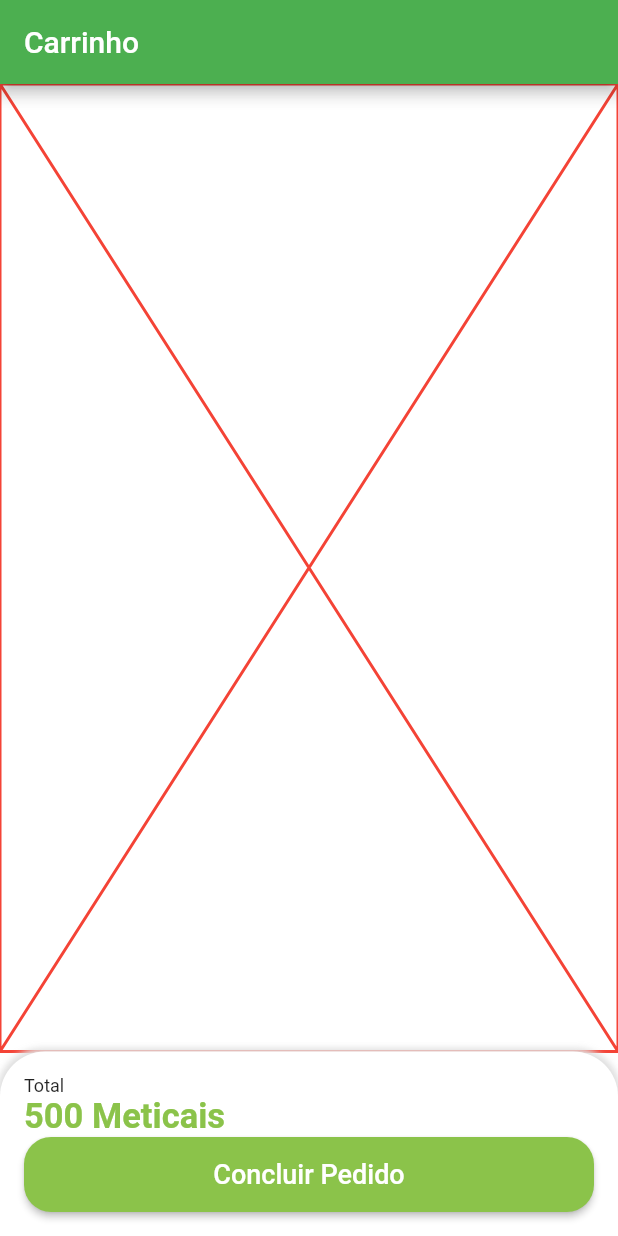
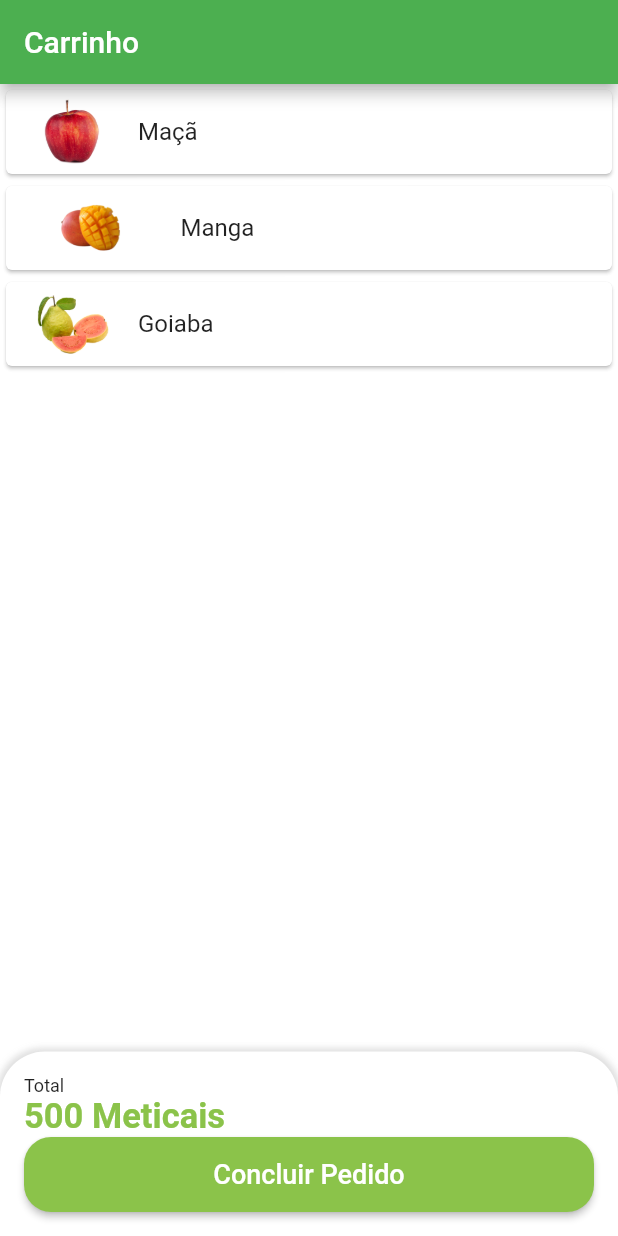
Before and after one commit to marinoricardo/greengrocer, a Flutter app: the CartTab screen opened directly, on a phone screen of 412 x 824 dp. Run offline on Flutter 3.47's test engine with Material 2 defaults, Android fonts, the phone set to English and light mode, and no system bars; our stand-ins replace animated_text_kit, badges.

Commit message:
create CartTile

```diff
--- a/lib/src/config/app_data.dart
+++ b/lib/src/config/app_data.dart
@@ -1,3 +1,4 @@
+import 'package:greengrocer/src/models/cart_item_model.dart';
 import 'package:greengrocer/src/models/item_model.dart';
 
 ItemModel apple = ItemModel(
@@ -72,3 +73,9 @@ List<String> categories = [
   'Temperos',
   'Cereais'
 ];
+
+List<CartItemModel> cartItems = [
+  CartItemModel(item: apple, quantity: 2),
+  CartItemModel(item: mango, quantity: 1),
+  CartItemModel(item: guava, quantity: 3),
+];
--- /dev/null
+++ b/lib/src/models/cart_item_model.dart
@@ -0,0 +1,11 @@
+import 'package:greengrocer/src/models/item_model.dart';
+
+class CartItemModel {
+  ItemModel item;
+  int quantity;
+
+  CartItemModel({
+    required this.item,
+    required this.quantity,
+  });
+}
--- a/lib/src/pages/cart/cart_tab.dart
+++ b/lib/src/pages/cart/cart_tab.dart
@@ -2,6 +2,8 @@
 
 import 'package:flutter/material.dart';
 import 'package:greengrocer/src/config/custom_colors.dart';
+import 'package:greengrocer/src/config/app_data.dart' as appData;
+import 'package:greengrocer/src/pages/cart/components/cart_tile.dart';
 
 class CartTab extends StatelessWidget {
   const CartTab({Key? key}) : super(key: key);
@@ -15,8 +17,11 @@ class CartTab extends StatelessWidget {
       body: Column(
         children: [
           Expanded(
-            child: Placeholder(
-              color: Colors.red,
+            child: ListView.builder(
+              itemCount: appData.cartItems.length,
+              itemBuilder: (context, index) {
+                return CartTile(cartItemModel: appData.cartItems[index]);
+              },
             ),
           ),
           Container(
--- /dev/null
+++ b/lib/src/pages/cart/components/cart_tile.dart
@@ -0,0 +1,19 @@
+// ignore_for_file: prefer_const_constructors
+
+import 'package:flutter/material.dart';
+import 'package:greengrocer/src/models/cart_item_model.dart';
+
+class CartTile extends StatelessWidget {
+  final CartItemModel cartItemModel;
+  const CartTile({Key? key, required this.cartItemModel}) : super(key: key);
+
+  @override
+  Widget build(BuildContext context) {
+    return Card(
+      child: ListTile(
+        title: Text(cartItemModel.item.itemName),
+        leading: Image.asset(cartItemModel.item.imgUrl),
+      ),
+    );
+  }
+}
```
